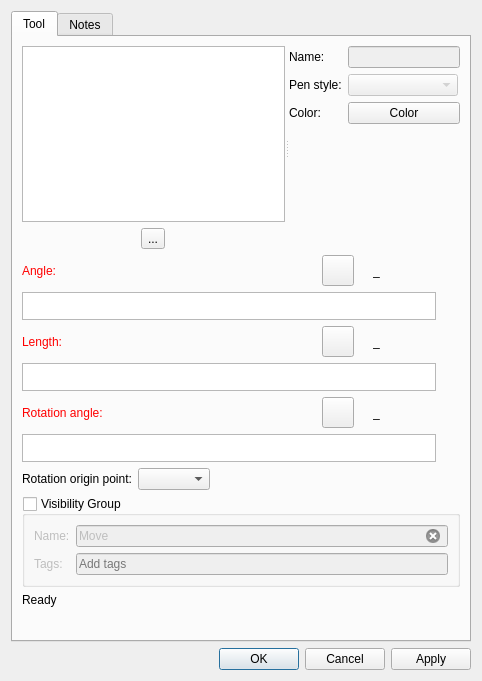
The window that src/libs/vtools/dialogs/tools/dialogmove.ui (dismine/valentina) describes before a commit, drawn with Qt 5.
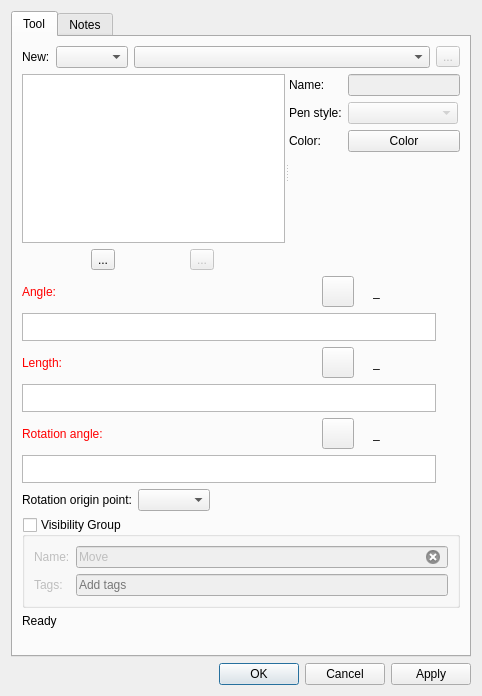
The same window after the commit. Icons and pictures are not drawn. Custom widgets are drawn as their Qt base class.

```diff
--- a/src/libs/vtools/dialogs/tools/dialogmove.ui
+++ b/src/libs/vtools/dialogs/tools/dialogmove.ui
@@ -10,7 +10,7 @@
     <x>0</x>
     <y>0</y>
     <width>482</width>
-    <height>681</height>
+    <height>696</height>
    </rect>
   </property>
   <property name="windowTitle">
@@ -31,12 +31,62 @@
        <string>Tool</string>
       </attribute>
       <layout class="QVBoxLayout" name="verticalLayout">
+       <item>
+        <layout class="QHBoxLayout" name="horizontalLayout_5">
+         <item>
+          <widget class="QLabel" name="label_8">
+           <property name="sizePolicy">
+            <sizepolicy hsizetype="Preferred" vsizetype="Preferred">
+             <horstretch>0</horstretch>
+             <verstretch>0</verstretch>
+            </sizepolicy>
+           </property>
+           <property name="text">
+            <string>New:</string>
+           </property>
+          </widget>
+         </item>
+         <item>
+          <widget class="QComboBox" name="comboBoxObjectType">
+           <property name="sizePolicy">
+            <sizepolicy hsizetype="Preferred" vsizetype="Fixed">
+             <horstretch>0</horstretch>
+             <verstretch>0</verstretch>
+            </sizepolicy>
+           </property>
+          </widget>
+         </item>
+         <item>
+          <widget class="QComboBox" name="comboBoxNewObject">
+           <property name="sizePolicy">
+            <sizepolicy hsizetype="Expanding" vsizetype="Fixed">
+             <horstretch>0</horstretch>
+             <verstretch>0</verstretch>
+            </sizepolicy>
+           </property>
+          </widget>
+         </item>
+         <item>
+          <widget class="QToolButton" name="toolButtonNewObject">
+           <property name="enabled">
+            <bool>false</bool>
+           </property>
+           <property name="text">
+            <string notr="true">...</string>
+           </property>
+           <property name="icon">
+            <iconset theme="list-add"/>
+           </property>
+          </widget>
+         </item>
+        </layout>
+       </item>
        <item>
         <widget class="QSplitter" name="splitter">
          <property name="orientation">
           <enum>Qt::Orientation::Horizontal</enum>
          </property>
-         <widget class="QWidget" name="">
+         <widget class="QWidget" name="layoutWidget">
           <layout class="QVBoxLayout" name="verticalLayout_4">
            <item>
             <widget class="QListWidget" name="listWidget">
@@ -57,6 +107,22 @@
                </property>
               </widget>
              </item>
+             <item>
+              <widget class="QToolButton" name="toolButtonRemoveObject">
+               <property name="enabled">
+                <bool>false</bool>
+               </property>
+               <property name="toolTip">
+                <string>Remove object</string>
+               </property>
+               <property name="text">
+                <string notr="true">...</string>
+               </property>
+               <property name="icon">
+                <iconset theme="editdelete"/>
+               </property>
+              </widget>
+             </item>
             </layout>
            </item>
           </layout>
@@ -89,6 +155,12 @@
              <property name="enabled">
               <bool>false</bool>
              </property>
+             <property name="sizePolicy">
+              <sizepolicy hsizetype="Expanding" vsizetype="Fixed">
+               <horstretch>0</horstretch>
+               <verstretch>0</verstretch>
+              </sizepolicy>
+             </property>
              <property name="minimumSize">
               <size>
                <width>80</width>
```
Left out of the diff: 3 changed lines with no effect on the pictures.
